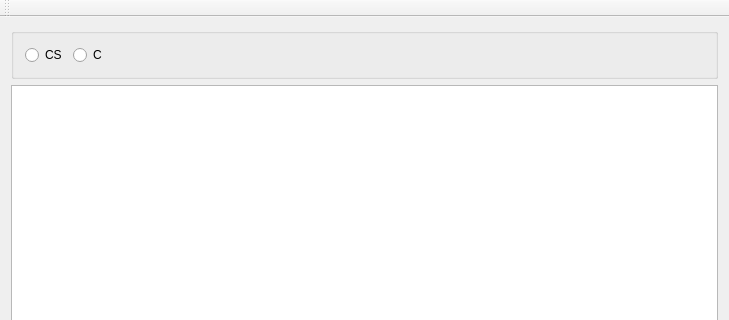
The window that LetsRockTryAgain/mainmenu.ui (Chris951306/VK1Group10) describes before a commit, drawn with Qt 5; both pictures show x 0 to 729 and y 0 to 320 of the 729 by 481 pixel window.
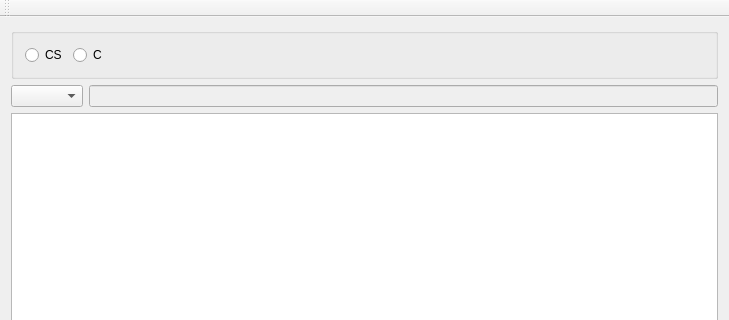
The same window after the commit.

Commit message: Made sort and started on search

Diff of the .ui file:
```diff
--- a/LetsRockTryAgain/mainmenu.ui
+++ b/LetsRockTryAgain/mainmenu.ui
@@ -52,7 +52,44 @@
      </widget>
     </item>
     <item>
-     <widget class="QTableWidget" name="tableWidget"/>
+     <layout class="QHBoxLayout" name="search">
+      <item>
+       <widget class="QComboBox" name="searchSelect">
+        <property name="sizePolicy">
+         <sizepolicy hsizetype="Fixed" vsizetype="Fixed">
+          <horstretch>0</horstretch>
+          <verstretch>0</verstretch>
+         </sizepolicy>
+        </property>
+        <property name="sizeIncrement">
+         <size>
+          <width>0</width>
+          <height>0</height>
+         </size>
+        </property>
+       </widget>
+      </item>
+      <item>
+       <widget class="QLineEdit" name="searchDatabase">
+        <property name="enabled">
+         <bool>false</bool>
+        </property>
+        <property name="sizePolicy">
+         <sizepolicy hsizetype="Expanding" vsizetype="Fixed">
+          <horstretch>0</horstretch>
+          <verstretch>0</verstretch>
+         </sizepolicy>
+        </property>
+       </widget>
+      </item>
+     </layout>
+    </item>
+    <item>
+     <widget class="QTableWidget" name="tableWidget">
+      <property name="sortingEnabled">
+       <bool>true</bool>
+      </property>
+     </widget>
     </item>
     <item>
      <layout class="QHBoxLayout" name="horizontalLayout_2">
```
Left out of the diff: 2 changed lines with no effect on the pictures. The commit also changes 6 other files.
